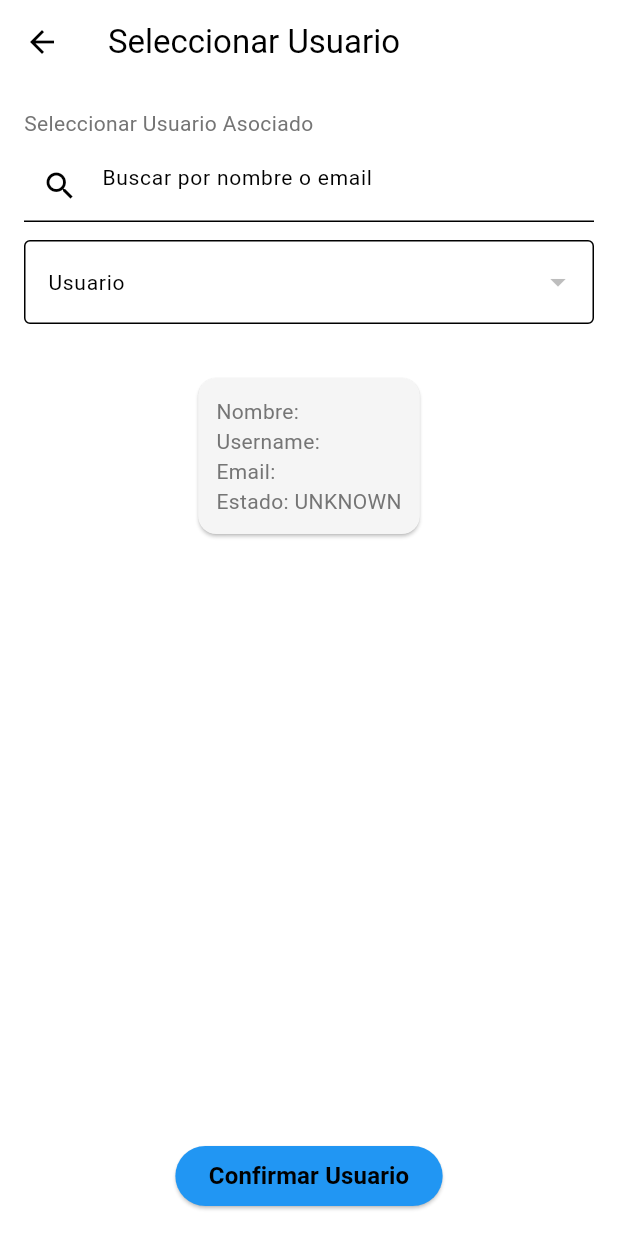
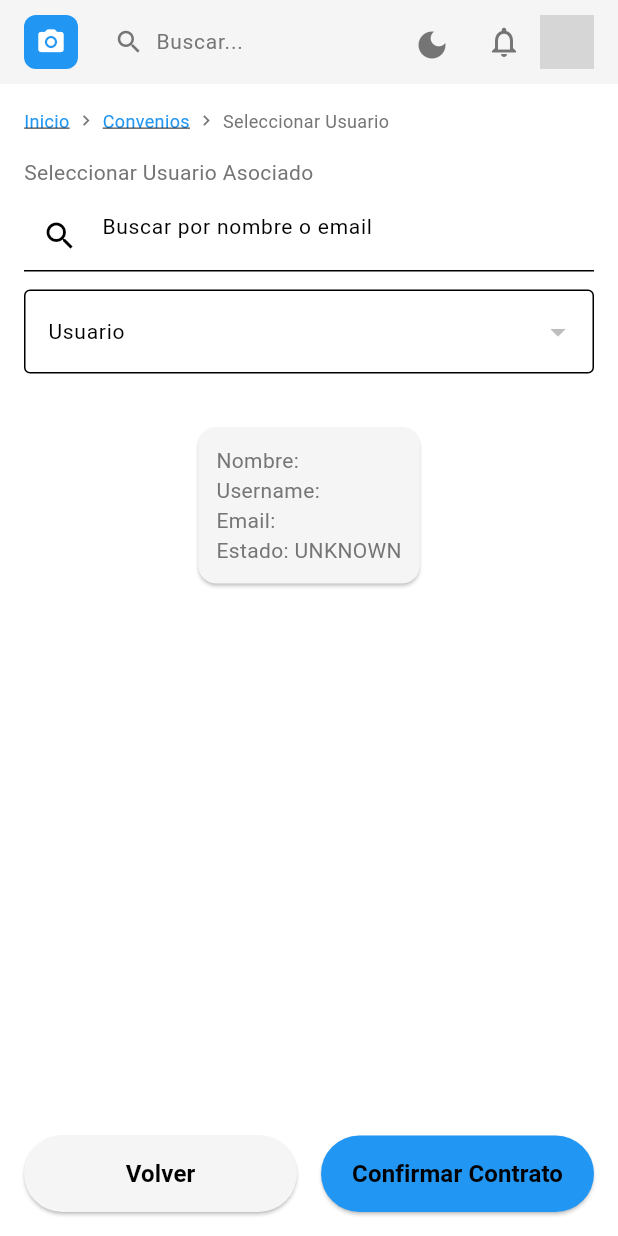
Before and after one commit to JairoProyects/Convenition-on-chain, a Flutter app: the CreateSelectUserPage screen opened directly, on a phone screen of 412 x 824 dp. Run offline on Flutter 3.47's test engine with Material 3 defaults, Android fonts, the phone set to English and light mode, and no system bars; our stand-ins replace qr_flutter, share_plus; missing offline and left inert: starknet, starknet_provider; accounts and stored records are empty; network calls fail; grey boxes are pictures that could not be loaded.

Commit message:
Creacion de paginas para crear convenios

```diff
--- a/convenition_app/lib/convenion/presentation/agreement/create_select_user_page.dart
+++ b/convenition_app/lib/convenion/presentation/agreement/create_select_user_page.dart
@@ -1,7 +1,11 @@
 import 'package:flutter/material.dart';
 import '../../../shared/theme/app_colors.dart';
 import '../../../shared/widgets/user_dropdown_search.dart';
+import '../../../shared/widgets/breadcrumb_widget.dart';
+import '../../../home/custom_app_bar.dart';
 import '../../domains/user_model.dart';
+import 'review_agreement_page.dart';
+import '../../domains/convenio_model.dart';
 
 class CreateSelectUserPage extends StatefulWidget {
   final void Function(UserModel selectedUser) onUserConfirmed;
@@ -13,45 +17,85 @@ class CreateSelectUserPage extends StatefulWidget {
 }
 
 class _CreateSelectUserPageState extends State<CreateSelectUserPage> {
+  final TextEditingController _searchController = TextEditingController();
   UserModel? _selectedUser;
 
   void _confirmUser() {
     if (_selectedUser != null) {
-      widget.onUserConfirmed(_selectedUser!);
-      Navigator.pop(context);
+      // Simulación del convenio cargado previamente (ajustá según tu flujo real)
+      final convenioSimulado = ConvenioModel(
+        id: 'temp-id',
+        timestamp: DateTime.now(),
+        monto: 1500,
+        moneda: '₡',
+        descripcion: 'Acuerdo de prueba',
+        condiciones: 'Condiciones básicas del acuerdo.',
+        vencimiento: DateTime.now().add(const Duration(days: 30)),
+        firmas: [],
+        hash: '0xFAKEHASH1234',
+      );
+
+      Navigator.push(
+        context,
+        MaterialPageRoute(
+          builder:
+              (_) => ReviewAgreementPage(
+                convenio: convenioSimulado,
+                usuario: _selectedUser!,
+                onConfirmed: () {
+                  // Aquí colocás la acción posterior al slide final
+                  print("Contrato firmado y confirmado");
+                },
+              ),
+        ),
+      );
     } else {
       showDialog(
         context: context,
-        builder: (_) => AlertDialog(
+        builder:
+            (_) => AlertDialog(
               title: const Text("Error"),
               content: const Text("Debés seleccionar un usuario."),
               actions: [
                 TextButton(
                   onPressed: () => Navigator.pop(context),
                   child: const Text("Entendido"),
-            )
+                ),
               ],
             ),
       );
     }
   }
 
+  void _goBack() {
+    Navigator.pop(context);
+  }
+
   @override
   Widget build(BuildContext context) {
-    final colors = Theme.of(context).brightness == Brightness.dark
+    final colors =
+        Theme.of(context).brightness == Brightness.dark
             ? AppColors.dark
             : AppColors.light;
 
     return Scaffold(
-      appBar: AppBar(
-        title: const Text("Seleccionar Usuario"),
-        backgroundColor: Colors.transparent,
+      appBar: PreferredSize(
+        preferredSize: const Size.fromHeight(56),
+        child: Container(
+          decoration: BoxDecoration(color: colors.panelBackground),
+          padding: const EdgeInsets.symmetric(horizontal: 16, vertical: 10),
+          child: CustomAppBar(controller: _searchController),
+        ),
       ),
       body: Container(
         decoration: BoxDecoration(gradient: colors.backgroundMain),
+        child: SafeArea(
+          child: Padding(
             padding: const EdgeInsets.all(16),
             child: Column(
               children: [
+                _buildBreadcrumb(context, colors),
+                const SizedBox(height: 16),
                 UserDropdownSearch(
                   onUserSelected: (user) {
                     setState(() {
@@ -60,19 +104,55 @@ class _CreateSelectUserPageState extends State<CreateSelectUserPage> {
                   },
                 ),
                 const SizedBox(height: 24),
-            if (_selectedUser != null) _buildUserInfo(_selectedUser!, colors),
+                if (_selectedUser != null)
+                  _buildUserInfo(_selectedUser!, colors),
                 const Spacer(),
-            ElevatedButton(
+                Row(
+                  children: [
+                    Expanded(
+                      child: ElevatedButton(
+                        onPressed: _goBack,
+                        style: ElevatedButton.styleFrom(
+                          backgroundColor: colors.panelBackground,
+                          foregroundColor: colors.textPrimary,
+                          padding: const EdgeInsets.symmetric(vertical: 14),
+                        ),
+                        child: const Text("Volver"),
+                      ),
+                    ),
+                    const SizedBox(width: 16),
+                    Expanded(
+                      child: ElevatedButton(
                         onPressed: _confirmUser,
                         style: ElevatedButton.styleFrom(
                           backgroundColor: colors.accentBlue,
                           foregroundColor: Colors.black,
+                          padding: const EdgeInsets.symmetric(vertical: 14),
                         ),
-              child: const Text("Confirmar Usuario"),
+                        child: const Text("Confirmar Contrato"),
+                      ),
+                    ),
+                  ],
                 ),
               ],
             ),
           ),
+        ),
+      ),
+    );
+  }
+
+  Widget _buildBreadcrumb(BuildContext context, AppColorScheme colors) {
+    return BreadcrumbWidget(
+      items: ['Inicio', 'Convenios', 'Seleccionar Usuario'],
+      colors: colors,
+      onTap: (index) {
+        if (index == 0) {
+          Navigator.popUntil(context, (route) => route.isFirst);
+        } else if (index == 1) {
+          Navigator.pop(context);
+        }
+      },
     );
   }
 
--- a/convenition_app/pubspec.yaml
+++ b/convenition_app/pubspec.yaml
@@ -48,6 +48,10 @@ dependencies:
 
   flutter_svg: ^2.0.7
   provider: ^6.1.5
+
+  qr_flutter: ^4.0.0
+
+  share_plus: ^7.2.1
 
 dev_dependencies:
   flutter_test:
```
Also changed, not shown: convenition_app/lib/convenion/presentation/agreement/result_agreement_page.dart (added, +136 -0 lines), convenition_app/lib/convenion/presentation/agreement/review_agreement_page.dart (added, +150 -0 lines), convenition_app/lib/shared/util/advanced_slide_to_swap.dart (+13 -16 lines), convenition_app/pubspec.lock. Lines whose indentation alone changed are shown as unchanged.
